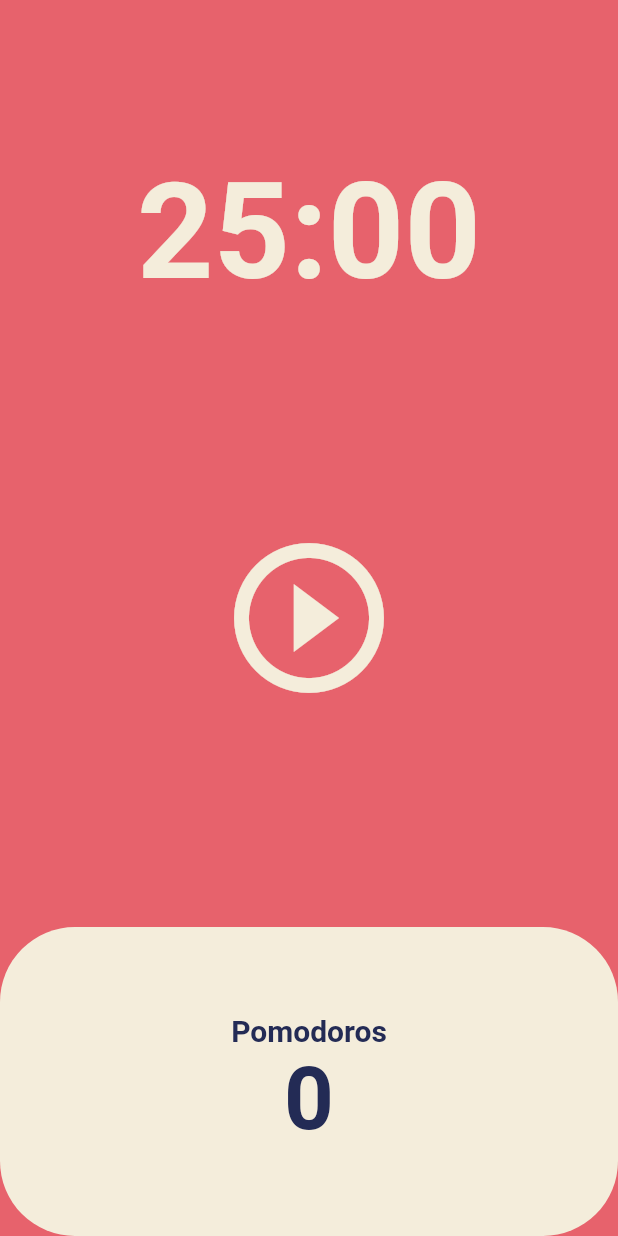
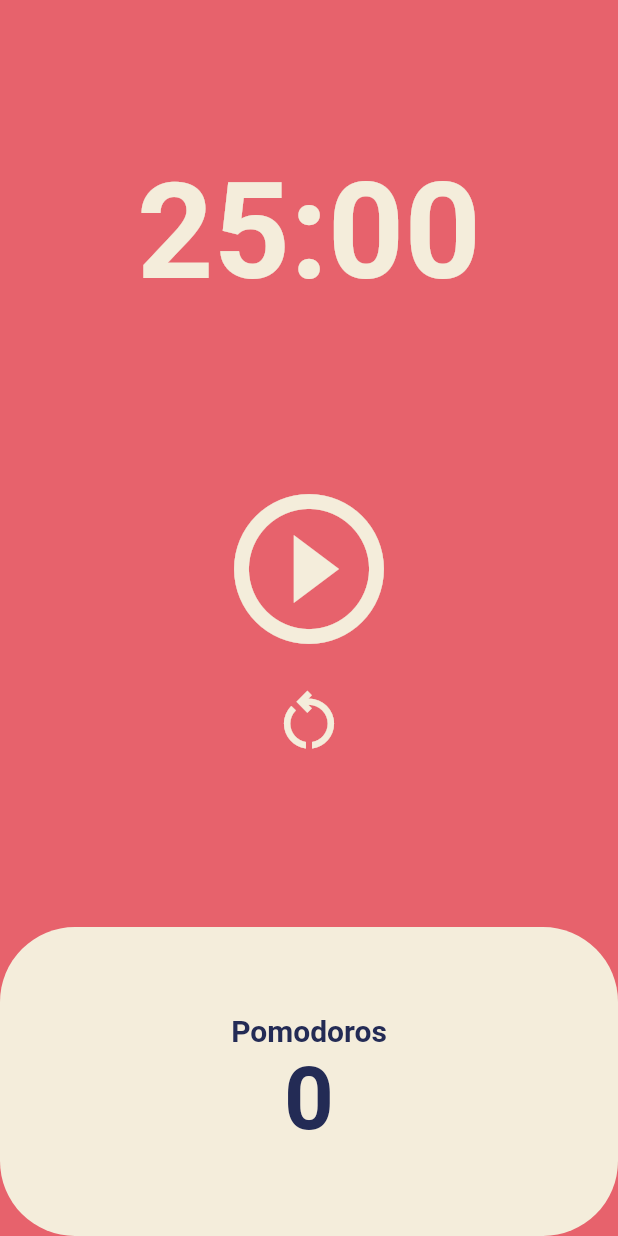
Before and after one commit to janehub/pomodoro, a Flutter app: the screen it shows after launch, on a phone screen of 412 x 824 dp. Run offline on Flutter 3.47's test engine with Material 2 defaults, Android fonts, the phone set to English and light mode, and no system bars.

Commit message:
set Reset button

```diff
--- a/lib/screens/home_screen.dart
+++ b/lib/screens/home_screen.dart
@@ -48,6 +48,14 @@ class _HomeScreenState extends State<HomeScreen> {
     });
   }
 
+  void onRestartPressed() {
+    timer.cancel();
+    setState(() {
+      totalSeconds = twentyfiveMinutes;
+      onStartPressed();
+    });
+  }
+
   String format(int seconds) {
     var duration = Duration(seconds: seconds);
     return duration.toString().split(".").first.substring(2, 7);
@@ -76,13 +84,24 @@ class _HomeScreenState extends State<HomeScreen> {
           Flexible(
             flex: 2,
             child: Center(
-              child: IconButton(
+              child: Column(
+                mainAxisAlignment: MainAxisAlignment.center,
+                children: [
+                  IconButton(
                     icon: Icon(isRunning
                         ? Icons.pause_circle_outline
                         : Icons.play_circle_outline),
                     iconSize: 120,
                     color: Theme.of(context).cardColor,
                     onPressed: isRunning ? onPausePressed : onStartPressed,
+                  ),
+                  IconButton(
+                    onPressed: onRestartPressed,
+                    icon: Icon(Icons.restart_alt_outlined),
+                    color: Theme.of(context).cardColor,
+                    iconSize: 50,
+                  ),
+                ],
               ),
             ),
           ),
```
Lines whose indentation alone changed are shown as unchanged.
